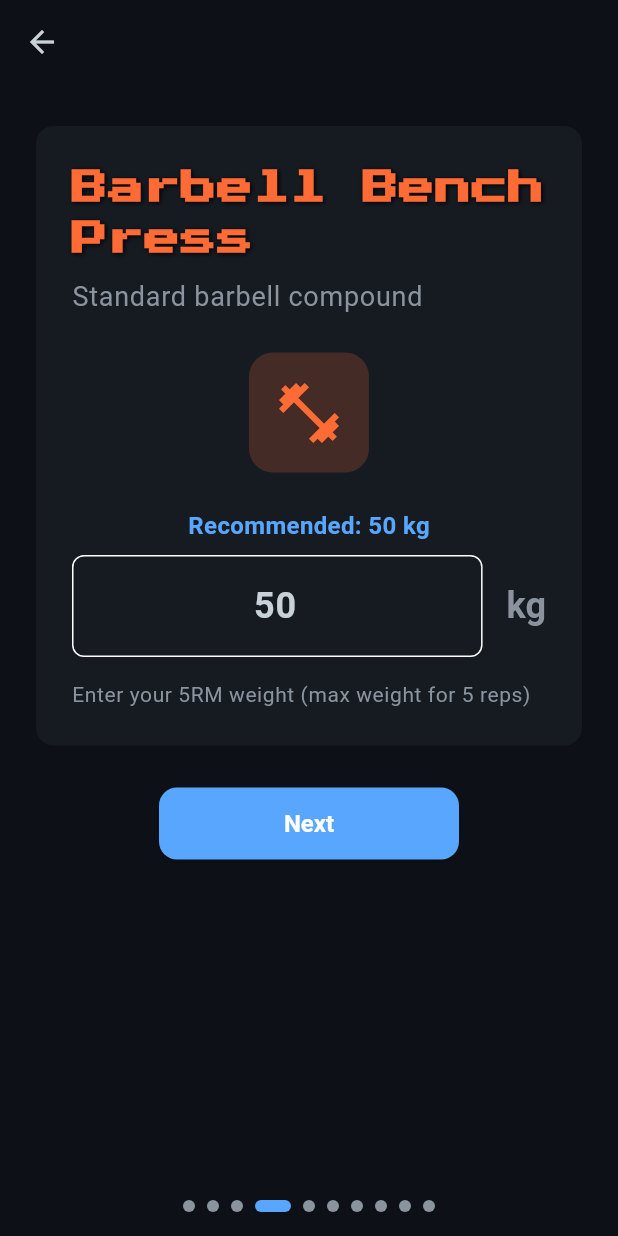
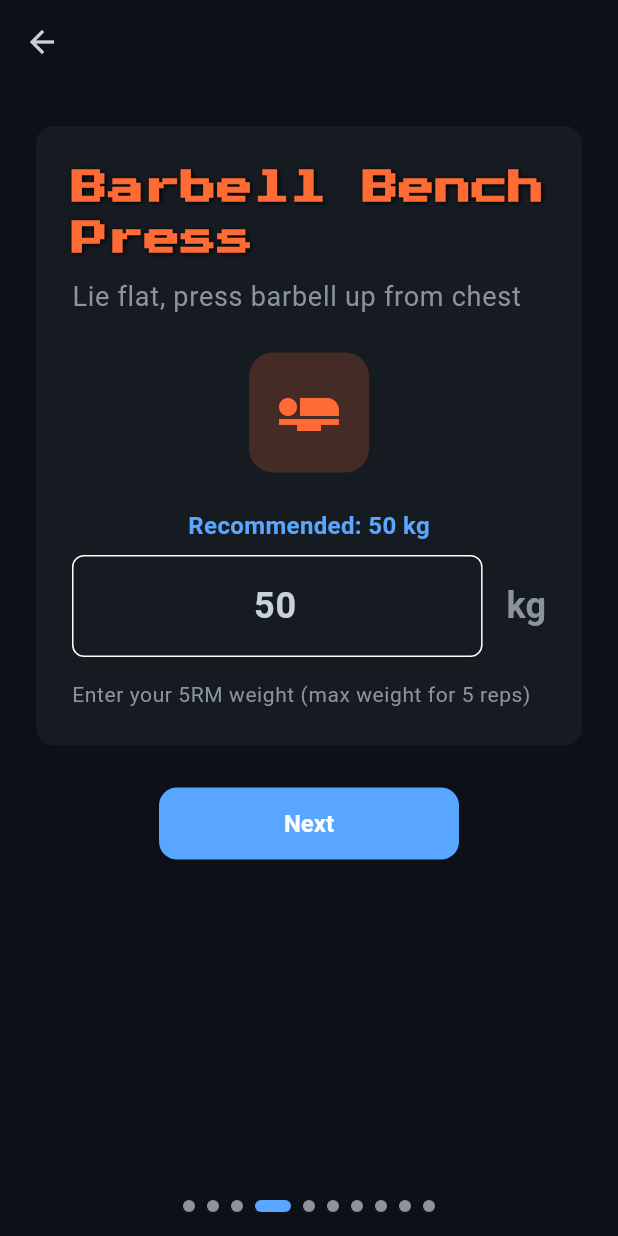
Before and after one commit to ytlee0430/PekoGym, a Flutter app: the screen it shows after launch, swiped to page 4, on a phone screen of 412 x 824 dp. Run offline on Flutter 3.47's test engine with Material 3 defaults, Android fonts, the phone set to English and light mode, and no system bars; our stand-ins replace audioplayers, drift, drift_flutter, flutter_riverpod, go_router, shared_preferences and 1 more; accounts and stored records are empty; generated files the repository leaves out were written again.

Commit message:
fix: boss defeated overlay + exercise-specific icons in onboarding
Battle: Boss HP appeared stuck because bosses were dying in one hit
(damage >> HP). Added "DEFEATED!" overlay (1.5s) with boss name and
next phase label so the player sees the transition.

Onboarding: Exercise icons now match the actual movement:
- Bench Press: airline_seat_flat (lying position)
- Barbell Row: fitness_center (barbell)
- Squat: accessibility_new (standing figure)
- OHP: arrow_upward (pressing up)
Subtitles changed to movement descriptions in English.

Generated with [Devin](https://cli.devin.ai/docs)

Co-Authored-By: Devin <noreply@cognition.ai>

```diff
--- a/ironmon/lib/presentation/onboarding/onboarding_screen.dart
+++ b/ironmon/lib/presentation/onboarding/onboarding_screen.dart
@@ -213,7 +213,8 @@ class _OnboardingScreenState extends ConsumerState<OnboardingScreen>
         3 => _buildStandardLiftPage(
             muscleType: MuscleType.chest,
             exerciseName: 'Barbell Bench Press',
-            exerciseSubtitle: 'Standard barbell compound',
+            exerciseSubtitle: 'Lie flat, press barbell up from chest',
+            exerciseIcon: Icons.airline_seat_flat,
             value: _benchPress,
             recommendedValue: _recommendedBench,
             onChanged: (v) => setState(() => _benchPress = v),
@@ -221,7 +222,8 @@ class _OnboardingScreenState extends ConsumerState<OnboardingScreen>
         4 => _buildStandardLiftPage(
             muscleType: MuscleType.back,
             exerciseName: 'Barbell Row',
-            exerciseSubtitle: 'Standard back compound',
+            exerciseSubtitle: 'Bend over, pull barbell to torso',
+            exerciseIcon: Icons.fitness_center,
             value: _barbellRow,
             recommendedValue: _recommendedRow,
             onChanged: (v) => setState(() => _barbellRow = v),
@@ -229,7 +231,8 @@ class _OnboardingScreenState extends ConsumerState<OnboardingScreen>
         5 => _buildStandardLiftPage(
             muscleType: MuscleType.legs,
             exerciseName: 'Barbell Squat',
-            exerciseSubtitle: 'Standard leg compound',
+            exerciseSubtitle: 'Bar on back, squat down and stand up',
+            exerciseIcon: Icons.accessibility_new,
             value: _squat,
             recommendedValue: _recommendedSquat,
             onChanged: (v) => setState(() => _squat = v),
@@ -237,7 +240,8 @@ class _OnboardingScreenState extends ConsumerState<OnboardingScreen>
         6 => _buildStandardLiftPage(
             muscleType: MuscleType.shoulders,
             exerciseName: 'Overhead Press',
-            exerciseSubtitle: 'Standard shoulder compound',
+            exerciseSubtitle: 'Press barbell overhead from shoulders',
+            exerciseIcon: Icons.arrow_upward,
             value: _shoulderPress,
             recommendedValue: _recommendedOhp,
             onChanged: (v) => setState(() => _shoulderPress = v),
@@ -579,6 +583,7 @@ class _OnboardingScreenState extends ConsumerState<OnboardingScreen>
     required double value,
     required double recommendedValue,
     required ValueChanged<double> onChanged,
+    IconData? exerciseIcon,
   }) {
     return SingleChildScrollView(
       padding: const EdgeInsets.all(24),
@@ -592,6 +597,7 @@ class _OnboardingScreenState extends ConsumerState<OnboardingScreen>
             exerciseName: exerciseName,
             exerciseSubtitle: exerciseSubtitle,
             recommendedValue: recommendedValue,
+            exerciseIcon: exerciseIcon,
           ),
           const SizedBox(height: 24),
           ElevatedButton(
--- a/ironmon/lib/presentation/onboarding/widgets/five_rm_input_card.dart
+++ b/ironmon/lib/presentation/onboarding/widgets/five_rm_input_card.dart
@@ -20,6 +20,7 @@ class FiveRmInputCard extends StatefulWidget {
     this.exerciseName,
     this.exerciseSubtitle,
     this.recommendedValue,
+    this.exerciseIcon,
     super.key,
   });
 
@@ -43,6 +44,9 @@ class FiveRmInputCard extends StatefulWidget {
 
   /// Recommended value based on body weight/gender. Shown as pre-filled.
   final double? recommendedValue;
+
+  /// Optional exercise-specific icon override.
+  final IconData? exerciseIcon;
 
   @override
   State<FiveRmInputCard> createState() => _FiveRmInputCardState();
@@ -134,7 +138,7 @@ class _FiveRmInputCardState extends State<FiveRmInputCard> {
                   borderRadius: BorderRadius.circular(16),
                 ),
                 child: Icon(
-                  _getExerciseIcon(widget.muscleType),
+                  widget.exerciseIcon ?? _getExerciseIcon(widget.muscleType),
                   size: 48,
                   color: IronMonColors.colorForType(widget.muscleType),
                 ),
```
Also changed, not shown: ironmon/lib/presentation/battle/battle_screen.dart (+53 -1 lines).
